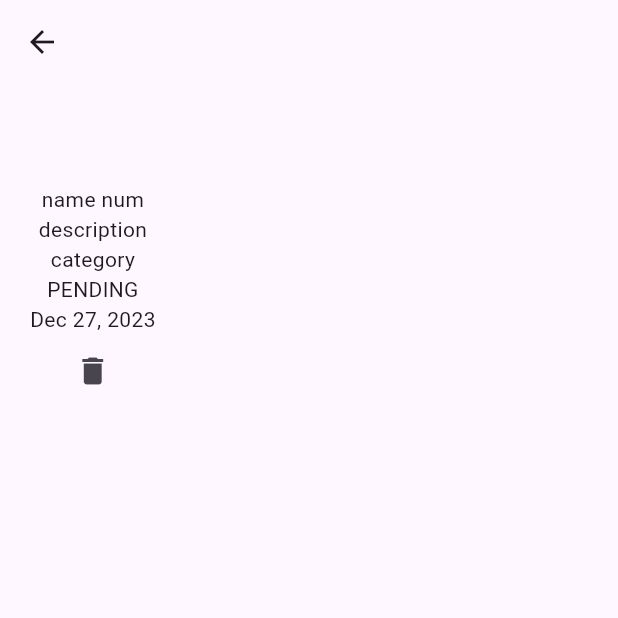
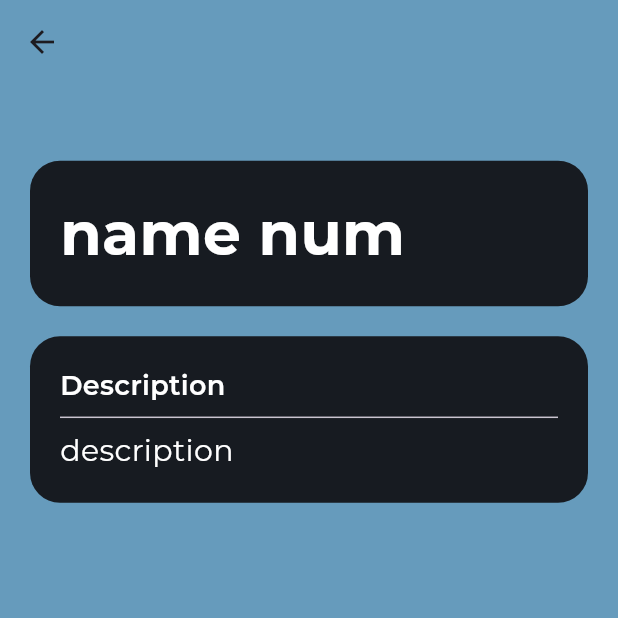
Before and after one commit to kingslayer1312/TaskTrack, a Flutter app: the TaskDetailsScreen screen opened directly with empty values, on a phone screen of 412 x 824 dp, the top half of it. Run offline on Flutter 3.47's test engine with Material 3 defaults, Android fonts, the phone set to English and light mode, and no system bars; our stand-ins replace google_fonts, sqflite; accounts and stored records are empty; project files that could hold a hidden picture were left out.

Commit message:
continued ui work in task details screen

```diff
--- a/lib/presentation/taskdetails_screen.dart
+++ b/lib/presentation/taskdetails_screen.dart
@@ -1,9 +1,12 @@
 import 'package:flutter/material.dart';
 import 'package:flutter/services.dart';
+import 'package:google_fonts/google_fonts.dart';
 import 'package:intl/intl.dart';
 import 'package:tasktrack/database/tasks_database.dart';
 
 import '../models/task.dart';
+import '../themes/eclipsar_theme.dart';
+import '../themes/polaris_theme.dart';
 
 class TaskDetailsScreen extends StatefulWidget {
   final int taskID;
@@ -47,41 +50,82 @@ class _TaskDetailsScreenState extends State<TaskDetailsScreen> {
   @override
   Widget build(BuildContext context) {
     return Scaffold(
+        backgroundColor: EclipsarTheme.sereneBlue,
+        extendBodyBehindAppBar: true,
         appBar: AppBar(
+          scrolledUnderElevation: 0.0,
           backgroundColor: Colors.transparent,
-        systemOverlayStyle: SystemUiOverlayStyle(
+          systemOverlayStyle: const SystemUiOverlayStyle(
               statusBarBrightness: Brightness.dark
           ),
         ),
         body: Padding(
-        padding: EdgeInsets.fromLTRB(20, 1.2 * kToolbarHeight, 20, 20),
+            padding: const EdgeInsets.fromLTRB(
+                20, 1.2 * kToolbarHeight, 20, 20),
+            child: Expanded(
               child: Column(
+                  mainAxisAlignment: MainAxisAlignment.start,
+                  crossAxisAlignment: CrossAxisAlignment.start,
+                  children: [
+                    const SizedBox(
+                      height: 40,
+                    ),
+                    Container(
+                      width: MediaQuery.of(context).size.width,
+                      decoration: BoxDecoration(
+                        color: PolarisTheme.midnightSlate,
+                        borderRadius: BorderRadius.circular(20),
+                      ),
+                      padding: EdgeInsets.all(20),
+                      child: Text(
+                          task.name,
+                          style: GoogleFonts.montserrat(
+                              fontWeight: FontWeight.bold,
+                              fontSize: 40,
+                              color: PolarisTheme.pureSnow
+                          )
+                      ),
+                    ),
+                    SizedBox(
+                      height: 20,
+                    ),
+                    Container(
+                        width: MediaQuery.of(context).size.width,
+                        decoration: BoxDecoration(
+                          color: PolarisTheme.midnightSlate,
+                          borderRadius: BorderRadius.circular(20),
+                        ),
+                        padding: EdgeInsets.all(20),
+                        child: Column(
+                          mainAxisAlignment: MainAxisAlignment.start,
+                          crossAxisAlignment: CrossAxisAlignment.start,
                           children: [
                             Text(
-              task.name
+                              "Description",
+                              style: GoogleFonts.montserrat(
+                                  fontSize: 18,
+                                  color: PolarisTheme.pureSnow,
+                                  fontWeight: FontWeight.w600
+                              ),
+                            ),
+                            Divider(
+
                             ),
                             Text(
-              task.description
+                                task.description,
+                                style: GoogleFonts.montserrat(
+                                    fontWeight: FontWeight.normal,
+                                    fontSize: 20,
+                                    color: PolarisTheme.pureSnow
+                                )
                             ),
-            Text(
-              task.category
+                          ],
+                        )
                     ),
-            Text(
-              task.status ? "COMPLETED" : "PENDING"
+                  ]
               ),
-            Text(
-              DateFormat.yMMMd().format(task.deadline)
-            ),
-            IconButton(
-              onPressed: () async {
-                await TasksDatabase.instance.deleteTask(widget.taskID);
-                Navigator.of(context).pop();
-              },
-              icon: Icon(Icons.delete)
             )
-          ],
-        ),
-      ),
+        )
     );
   }
 }
```
Also changed, not shown: lib/presentation/tasklist_screen.dart (+24 -8 lines). Lines whose indentation alone changed are shown as unchanged.
